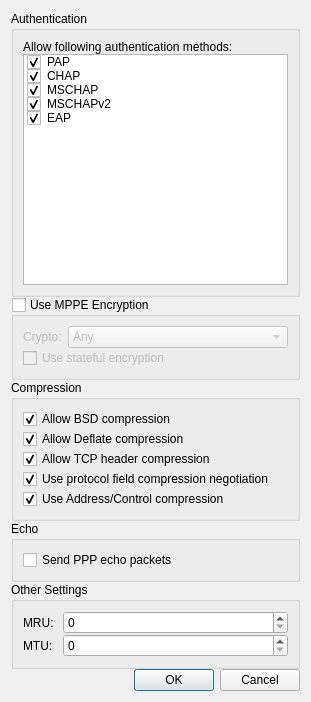
Old version of the form vpn/l2tp/l2tpppp.ui in the repository KDE/plasma-nm.
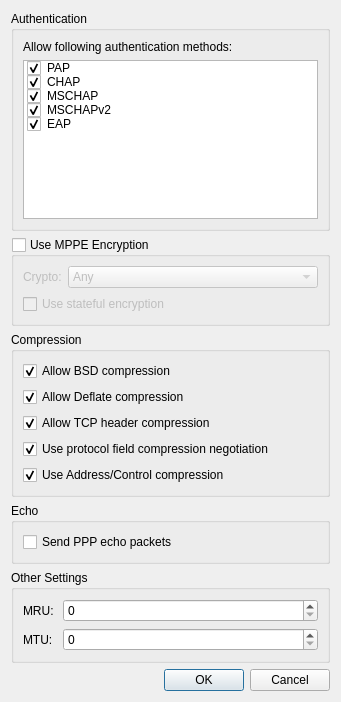
New version of the form.

```diff
--- a/vpn/l2tp/l2tpppp.ui
+++ b/vpn/l2tp/l2tpppp.ui
@@ -6,7 +6,7 @@
    <rect>
     <x>0</x>
     <y>0</y>
-    <width>311</width>
+    <width>341</width>
     <height>702</height>
    </rect>
   </property>
@@ -18,7 +18,7 @@
   </property>
   <layout class="QFormLayout" name="formLayout_3">
    <property name="verticalSpacing">
-    <number>0</number>
+    <number>6</number>
    </property>
    <item row="0" column="0" colspan="2">
     <widget class="QGroupBox" name="grp_authenfication">
@@ -27,7 +27,7 @@
      </property>
      <layout class="QFormLayout" name="formLayout_5">
       <property name="verticalSpacing">
-       <number>0</number>
+       <number>6</number>
       </property>
       <item row="0" column="0">
        <widget class="QLabel" name="lblauth">
@@ -99,7 +99,7 @@
        <set>Qt::AlignLeading|Qt::AlignLeft|Qt::AlignVCenter</set>
       </property>
       <property name="verticalSpacing">
-       <number>0</number>
+       <number>6</number>
       </property>
       <item row="0" column="0">
        <widget class="QCheckBox" name="cbBSD">
@@ -181,7 +181,7 @@
      </property>
      <layout class="QFormLayout" name="formLayout_2">
       <property name="verticalSpacing">
-       <number>0</number>
+       <number>6</number>
       </property>
       <item row="0" column="0">
        <widget class="QCheckBox" name="cbsendEcho">
@@ -216,7 +216,7 @@
      </property>
      <layout class="QFormLayout" name="formLayout_6">
       <property name="verticalSpacing">
-       <number>0</number>
+       <number>6</number>
       </property>
       <item row="0" column="0">
        <widget class="QLabel" name="lbMRU">
@@ -267,7 +267,7 @@
      </property>
      <layout class="QFormLayout" name="formLayout_4">
       <property name="verticalSpacing">
-       <number>0</number>
+       <number>6</number>
       </property>
       <item row="0" column="0">
        <widget class="QLabel" name="lblMMPEcrypto">
```
